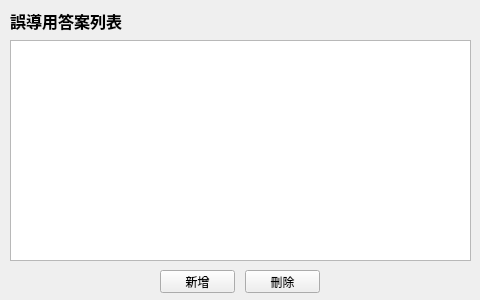
First picture: the form in editor/misleading_edit.ui, repository MaugouMio/SongGuesser, before the edit.
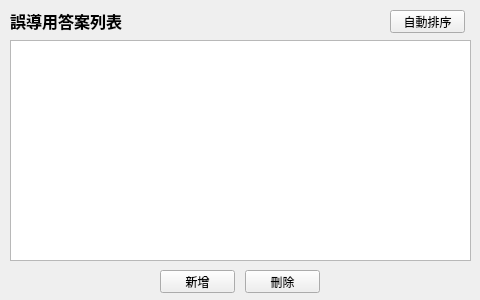
Second picture: the form after the edit.

Commit message: [編輯器] 誤導答案列表自動排序

The edit to the form file:
```diff
--- a/editor/misleading_edit.ui
+++ b/editor/misleading_edit.ui
@@ -86,6 +86,19 @@
     <string>新增</string>
    </property>
   </widget>
+  <widget class="QPushButton" name="sort_ans_btn">
+   <property name="geometry">
+    <rect>
+     <x>390</x>
+     <y>10</y>
+     <width>75</width>
+     <height>23</height>
+    </rect>
+   </property>
+   <property name="text">
+    <string>自動排序</string>
+   </property>
+  </widget>
  </widget>
  <resources/>
  <connections/>
```
The commit also changes 1 other file.
